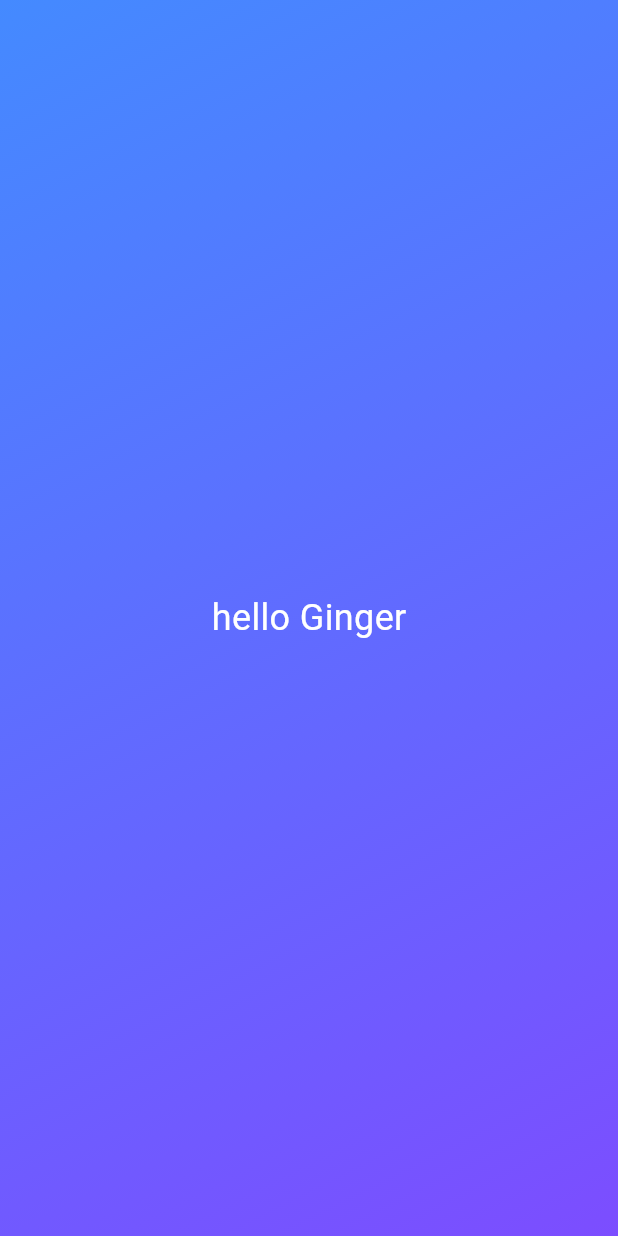
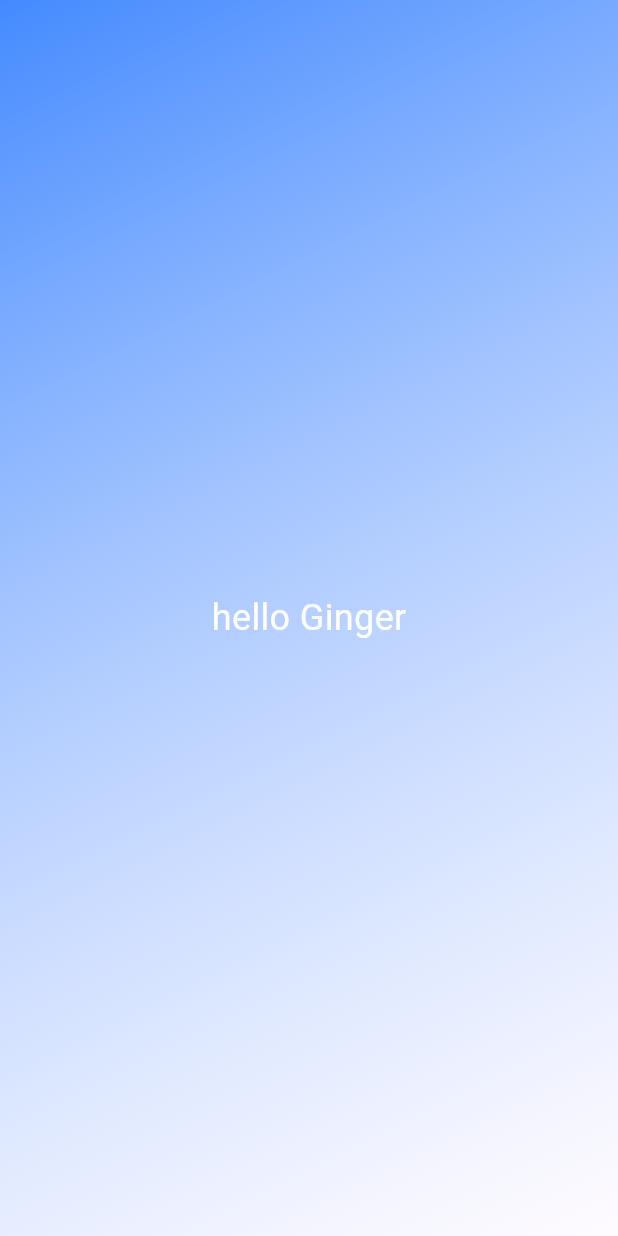
Before and after one commit to Ginger421/first_app, a Flutter app: the screen it shows after launch, on a phone screen of 412 x 824 dp. Run offline on Flutter 3.47's test engine with Material 3 defaults, Android fonts, the phone set to English and light mode, and no system bars.

Commit message:
changed grad container to make bckgrnd color variable

```diff
--- a/lib/gradient_container.dart
+++ b/lib/gradient_container.dart
@@ -3,14 +3,16 @@ import 'package:first_app/text_style.dart';
 
 
 class GraidientContainer extends StatelessWidget {
-  const GraidientContainer({super.key});
+  const GraidientContainer(this.colors, {super.key});
+
+final List <Color> colors;
 
   @override
   Widget build(context) {
     return Container(
           decoration: BoxDecoration(
             gradient: LinearGradient(
-              colors: [Colors.blueAccent, Colors.deepPurpleAccent], //color
+              colors: colors, //color
               begin: Alignment.topLeft,
               end: Alignment.bottomRight,
             ),
--- a/lib/main.dart
+++ b/lib/main.dart
@@ -5,7 +5,7 @@ void main() {
   runApp(
     MaterialApp(
       home: Scaffold(
-        body: GraidientContainer()
+        body: GraidientContainer([Colors.blueAccent, Colors.white54])
       ),
     ),
   ); //runApp
```
Also changed, not shown: lib/color_style.dart (added).
